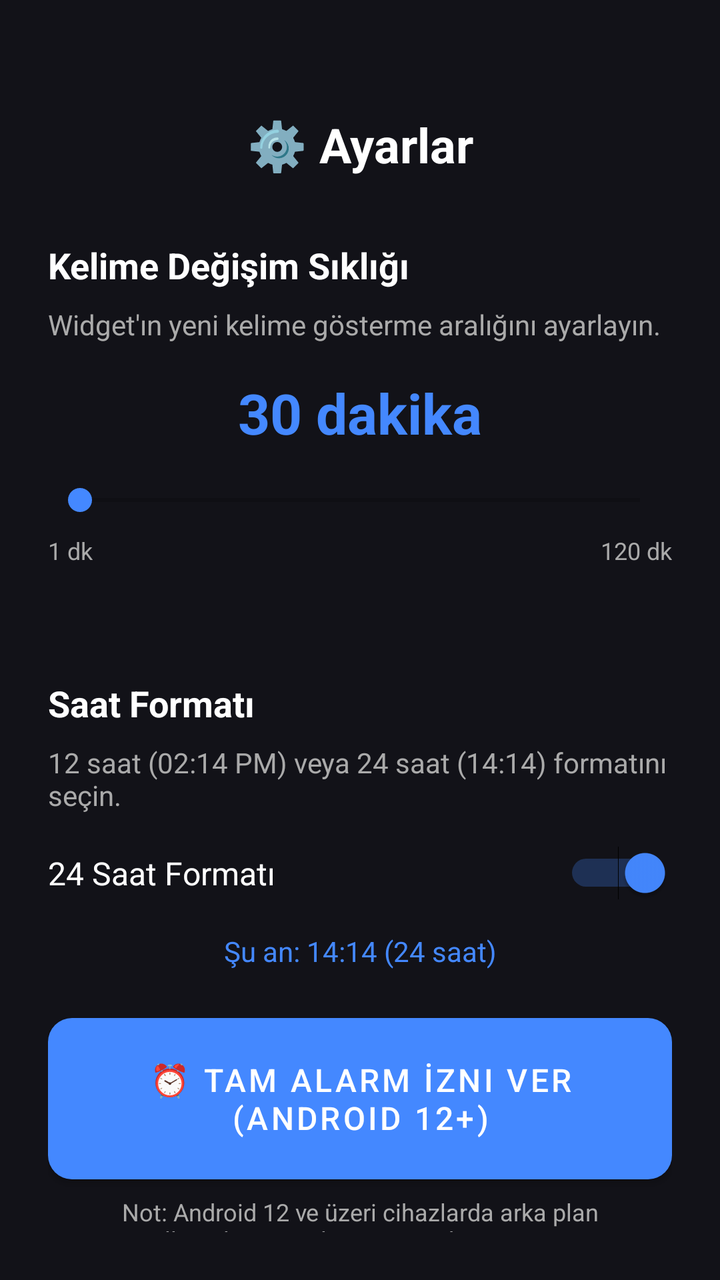
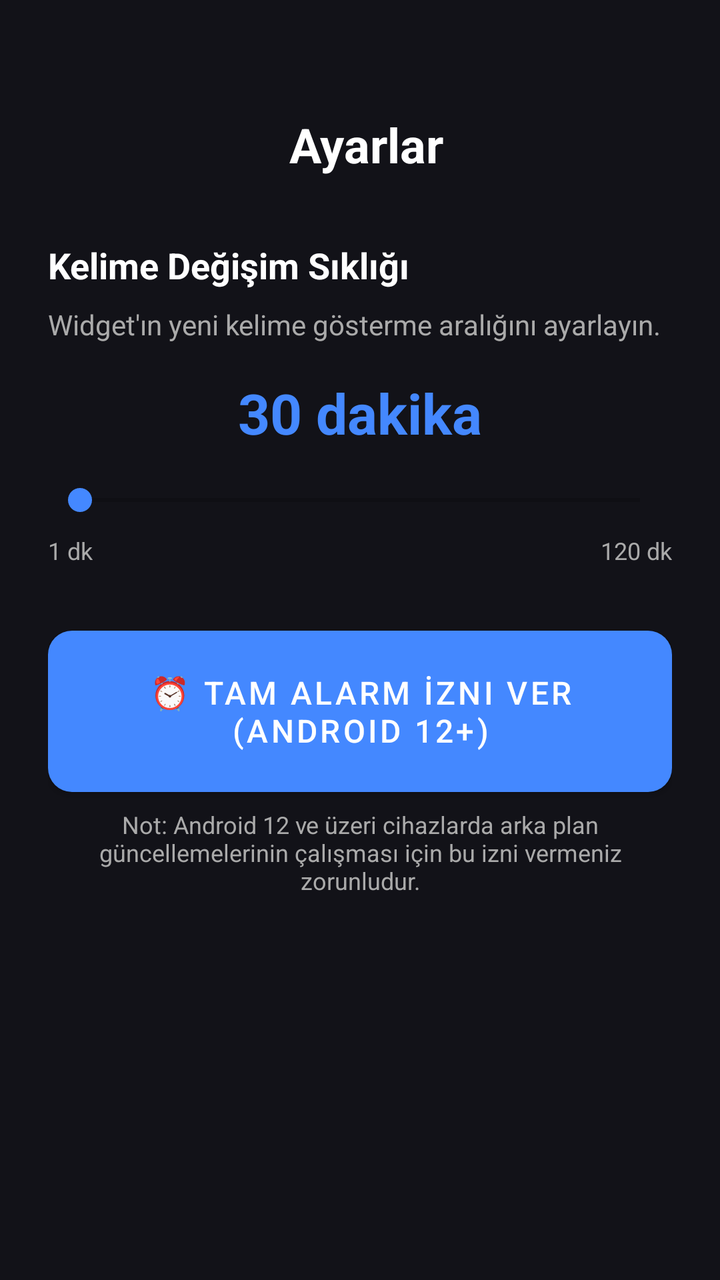

An Android layout rendered at two revisions. The XML below is the earlier revision; the diff shows what the commit changed to produce the second picture.
<!-- AndroidManifest.xml: application theme Theme.WordWidget -->
<!-- res/layout/activity_settings.xml -->
<?xml version="1.0" encoding="utf-8"?>
<LinearLayout xmlns:android="http://schemas.android.com/apk/res/android"
    android:layout_width="match_parent"
    android:layout_height="match_parent"
    android:background="@color/background"
    android:orientation="vertical"
    android:padding="24dp">

    <TextView
        android:layout_width="match_parent"
        android:layout_height="wrap_content"
        android:text="⚙️ Ayarlar"
        android:textColor="@color/text_primary"
        android:textSize="24sp"
        android:textStyle="bold"
        android:gravity="center"
        android:layout_marginTop="32dp"
        android:layout_marginBottom="32dp" />

    
    <TextView
        android:layout_width="match_parent"
        android:layout_height="wrap_content"
        android:text="Kelime Değişim Sıklığı"
        android:textColor="@color/text_primary"
        android:textSize="18sp"
        android:textStyle="bold"
        android:layout_marginBottom="8dp" />

    <TextView
        android:layout_width="match_parent"
        android:layout_height="wrap_content"
        android:text="Widget'ın yeni kelime gösterme aralığını ayarlayın."
        android:textColor="@color/text_secondary"
        android:textSize="14sp"
        android:layout_marginBottom="16dp" />

    
    <TextView
        android:id="@+id/tv_interval_value"
        android:layout_width="match_parent"
        android:layout_height="wrap_content"
        android:text="30 dakika"
        android:textColor="@color/primary"
        android:textSize="28sp"
        android:textStyle="bold"
        android:gravity="center"
        android:layout_marginBottom="16dp" />

    
    <SeekBar
        android:id="@+id/seekbar_interval"
        android:layout_width="match_parent"
        android:layout_height="wrap_content"
        android:layout_marginBottom="8dp"
        android:progressTint="@color/primary"
        android:thumbTint="@color/primary" />

    <LinearLayout
        android:layout_width="match_parent"
        android:layout_height="wrap_content"
        android:orientation="horizontal"
        android:layout_marginBottom="32dp">
        <TextView android:layout_width="wrap_content" android:layout_height="wrap_content" android:text="1 dk" android:textColor="@color/text_secondary" android:textSize="12sp" />
        <View android:layout_width="0dp" android:layout_height="0dp" android:layout_weight="1" />
        <TextView android:layout_width="wrap_content" android:layout_height="wrap_content" android:text="120 dk" android:textColor="@color/text_secondary" android:textSize="12sp" />
    </LinearLayout>

    
    <TextView
        android:layout_width="match_parent"
        android:layout_height="wrap_content"
        android:text="Saat Formatı"
        android:textColor="@color/text_primary"
        android:textSize="18sp"
        android:textStyle="bold"
        android:layout_marginTop="24dp"
        android:layout_marginBottom="8dp" />

    <TextView
        android:layout_width="match_parent"
        android:layout_height="wrap_content"
        android:text="12 saat (02:14 PM) veya 24 saat (14:14) formatını seçin."
        android:textColor="@color/text_secondary"
        android:textSize="14sp"
        android:layout_marginBottom="16dp" />

    
    <LinearLayout
        android:layout_width="match_parent"
        android:layout_height="wrap_content"
        android:orientation="horizontal"
        android:gravity="center_vertical"
        android:layout_marginBottom="16dp">

        <TextView
            android:layout_width="0dp"
            android:layout_height="wrap_content"
            android:layout_weight="1"
            android:text="24 Saat Formatı"
            android:textColor="@color/text_primary"
            android:textSize="16sp" />

        <Switch
            android:id="@+id/switch_time_format"
            android:layout_width="wrap_content"
            android:layout_height="wrap_content"
            android:checked="true"
            android:thumbTint="@color/primary"
            android:trackTint="@color/primary" />

    </LinearLayout>

    <TextView
        android:id="@+id/tv_time_format_info"
        android:layout_width="match_parent"
        android:layout_height="wrap_content"
        android:text="Şu an: 14:14 (24 saat)"
        android:textColor="@color/primary"
        android:textSize="14sp"
        android:gravity="center"
        android:layout_marginBottom="24dp" />

    
    <Button
        android:id="@+id/btn_enable_exact_alarm"
        android:layout_width="match_parent"
        android:layout_height="wrap_content"
        android:background="@drawable/button_background"
        android:backgroundTint="#FF9800"
        android:text="⏰ Tam Alarm İzni Ver (Android 12+)"
        android:textColor="#FFFFFF"
        android:textSize="16sp"
        android:padding="14dp" />

    <TextView
        android:layout_width="match_parent"
        android:layout_height="wrap_content"
        android:text="Not: Android 12 ve üzeri cihazlarda arka plan güncellemelerinin çalışması için bu izni vermeniz zorunludur."
        android:textColor="@color/text_secondary"
        android:textSize="12sp"
        android:layout_marginTop="8dp"
        android:gravity="center" />

</LinearLayout>
<!-- resources referenced by this layout -->
<resources>
  <color name="background">#121218</color>
  <color name="primary">#4488FF</color>
  <color name="text_primary">#FFFFFF</color>
  <color name="text_secondary">#AAAAAA</color>
  <!-- drawable button_background (drawable) -->
  <?xml version="1.0" encoding="utf-8"?>
  <shape xmlns:android="http://schemas.android.com/apk/res/android"
      android:shape="rectangle">
  
      <solid android:color="#4488FF" />
      <corners android:radius="12dp" />
  
  </shape>
  <style name="Theme.WordWidget" parent="Theme.MaterialComponents.DayNight.NoActionBar">
          <item name="colorPrimary">@color/primary</item>
          <item name="colorPrimaryDark">@color/primary_dark</item>
          <item name="colorAccent">@color/accent</item>
          <item name="android:windowBackground">@color/background</item>
          <item name="android:statusBarColor">@color/background</item>
          <item name="android:navigationBarColor">@color/background</item>
      </style>
  <color name="primary_dark">#2266DD</color>
  <color name="accent">#4488FF</color>
</resources>

<!-- the commit's change to res/layout/activity_settings.xml (unified diff, before → after) -->
@@ -9,7 +9,7 @@
     <TextView
         android:layout_width="match_parent"
         android:layout_height="wrap_content"
-        android:text="⚙️ Ayarlar"
+        android:text="️ Ayarlar"
         android:textColor="@color/text_primary"
         android:textSize="24sp"
         android:textStyle="bold"
@@ -17,7 +17,6 @@
         android:layout_marginTop="32dp"
         android:layout_marginBottom="32dp" />
 
-    
     <TextView
         android:layout_width="match_parent"
         android:layout_height="wrap_content"
@@ -35,7 +34,6 @@
         android:textSize="14sp"
         android:layout_marginBottom="16dp" />
 
-    
     <TextView
         android:id="@+id/tv_interval_value"
         android:layout_width="match_parent"
@@ -47,7 +45,6 @@
         android:gravity="center"
         android:layout_marginBottom="16dp" />
 
-    
     <SeekBar
         android:id="@+id/seekbar_interval"
         android:layout_width="match_parent"
@@ -66,62 +63,6 @@
         <TextView android:layout_width="wrap_content" android:layout_height="wrap_content" android:text="120 dk" android:textColor="@color/text_secondary" android:textSize="12sp" />
     </LinearLayout>
 
-    
-    <TextView
-        android:layout_width="match_parent"
-        android:layout_height="wrap_content"
-        android:text="Saat Formatı"
-        android:textColor="@color/text_primary"
-        android:textSize="18sp"
-        android:textStyle="bold"
-        android:layout_marginTop="24dp"
-        android:layout_marginBottom="8dp" />
-
-    <TextView
-        android:layout_width="match_parent"
-        android:layout_height="wrap_content"
-        android:text="12 saat (02:14 PM) veya 24 saat (14:14) formatını seçin."
-        android:textColor="@color/text_secondary"
-        android:textSize="14sp"
-        android:layout_marginBottom="16dp" />
-
-    
-    <LinearLayout
-        android:layout_width="match_parent"
-        android:layout_height="wrap_content"
-        android:orientation="horizontal"
-        android:gravity="center_vertical"
-        android:layout_marginBottom="16dp">
-
-        <TextView
-            android:layout_width="0dp"
-            android:layout_height="wrap_content"
-            android:layout_weight="1"
-            android:text="24 Saat Formatı"
-            android:textColor="@color/text_primary"
-            android:textSize="16sp" />
-
-        <Switch
-            android:id="@+id/switch_time_format"
-            android:layout_width="wrap_content"
-            android:layout_height="wrap_content"
-            android:checked="true"
-            android:thumbTint="@color/primary"
-            android:trackTint="@color/primary" />
-
-    </LinearLayout>
-
-    <TextView
-        android:id="@+id/tv_time_format_info"
-        android:layout_width="match_parent"
-        android:layout_height="wrap_content"
-        android:text="Şu an: 14:14 (24 saat)"
-        android:textColor="@color/primary"
-        android:textSize="14sp"
-        android:gravity="center"
-        android:layout_marginBottom="24dp" />
-
-    
     <Button
         android:id="@+id/btn_enable_exact_alarm"
         android:layout_width="match_parent"
